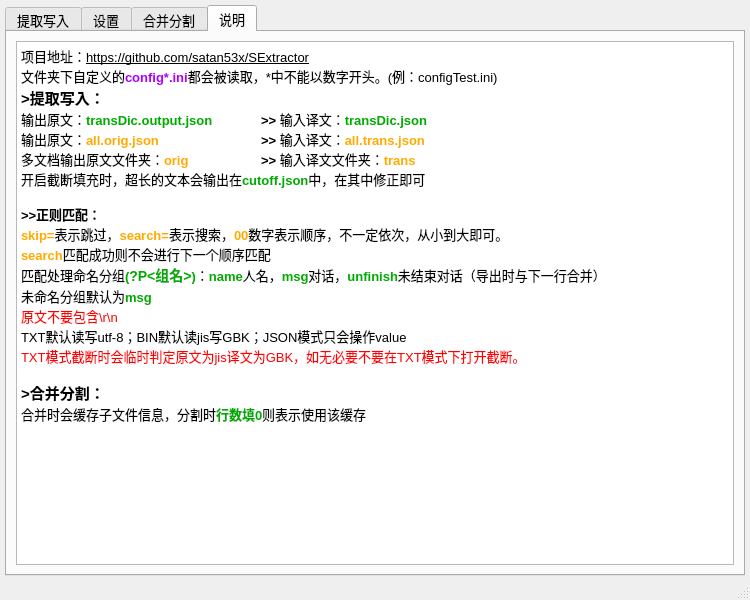
Qt form ui_mainWindow.ui (satan53x/SExtractor) before a commit.
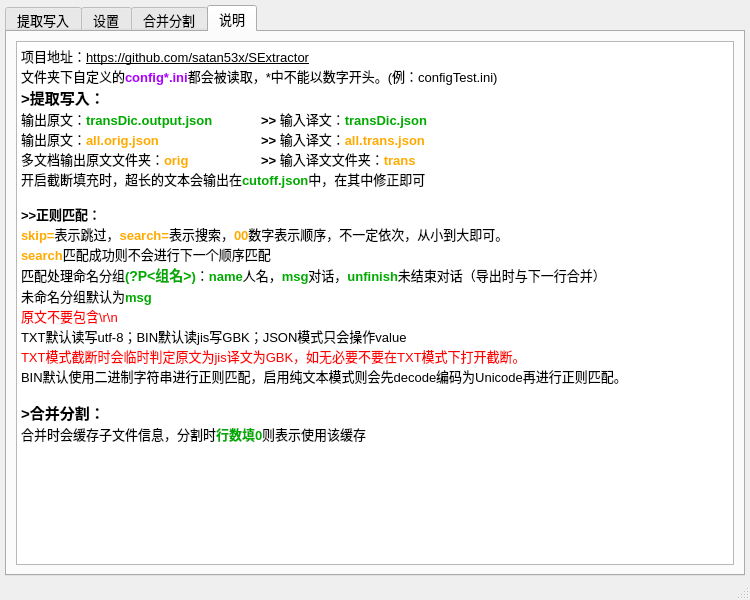
The same form after that commit. The open tabs and pages were chosen to show the change.

Patch:
```diff
--- a/ui_mainWindow.ui
+++ b/ui_mainWindow.ui
@@ -1178,6 +1178,7 @@
 &lt;p style=&quot; margin-top:0px; margin-bottom:0px; margin-left:0px; margin-right:0px; -qt-block-indent:0; text-indent:0px;&quot;&gt;&lt;span style=&quot; color:#ff0000;&quot;&gt;原文不要包含\r\n&lt;/span&gt;&lt;/p&gt;
 &lt;p style=&quot; margin-top:0px; margin-bottom:0px; margin-left:0px; margin-right:0px; -qt-block-indent:0; text-indent:0px;&quot;&gt;&lt;span style=&quot; color:#000000;&quot;&gt;TXT默认读写utf-8；BIN默认读jis写GBK；JSON模式只会操作value&lt;/span&gt;&lt;/p&gt;
 &lt;p style=&quot; margin-top:0px; margin-bottom:0px; margin-left:0px; margin-right:0px; -qt-block-indent:0; text-indent:0px;&quot;&gt;&lt;span style=&quot; color:#ff0000;&quot;&gt;TXT模式截断时会临时判定原文为jis译文为GBK，如无必要不要在TXT模式下打开截断。&lt;/span&gt;&lt;/p&gt;
+&lt;p style=&quot; margin-top:0px; margin-bottom:0px; margin-left:0px; margin-right:0px; -qt-block-indent:0; text-indent:0px;&quot;&gt;&lt;span style=&quot; color:#000000;&quot;&gt;BIN默认使用二进制字符串进行正则匹配，启用纯文本模式则会先decode编码为Unicode再进行正则匹配。&lt;/span&gt;&lt;/p&gt;
 &lt;p style=&quot;-qt-paragraph-type:empty; margin-top:0px; margin-bottom:0px; margin-left:0px; margin-right:0px; -qt-block-indent:0; text-indent:0px; color:#000000;&quot;&gt;&lt;br /&gt;&lt;/p&gt;
 &lt;p style=&quot; margin-top:0px; margin-bottom:0px; margin-left:0px; margin-right:0px; -qt-block-indent:0; text-indent:0px;&quot;&gt;&lt;span style=&quot; font-size:11pt; font-weight:600;&quot;&gt;&amp;gt;合并分割：&lt;/span&gt;&lt;/p&gt;
 &lt;p style=&quot; margin-top:0px; margin-bottom:0px; margin-left:0px; margin-right:0px; -qt-block-indent:0; text-indent:0px;&quot;&gt;合并时会缓存子文件信息，分割时&lt;span style=&quot; font-weight:600; color:#00aa00;&quot;&gt;行数填0&lt;/span&gt;则表示使用该缓存&lt;/p&gt;&lt;/body&gt;&lt;/html&gt;</string>
```
